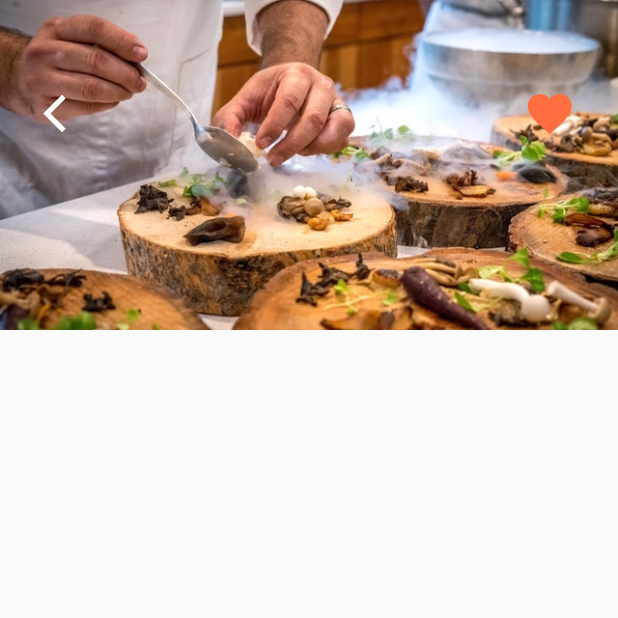
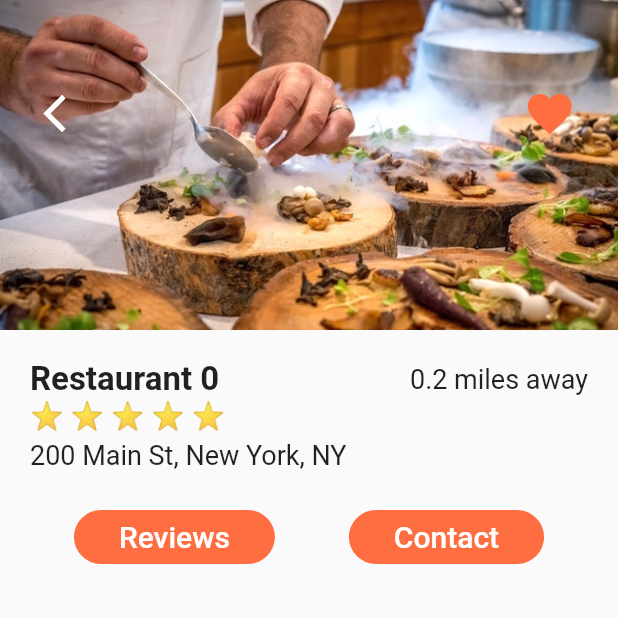
Before and after one commit to RadiRS/flutter-ui, a Flutter app: the screen it shows after launch, after a tap on "Restaurant 0", on a phone screen of 412 x 824 dp, the top half of it. Run offline on Flutter 3.47's test engine with Material 2 defaults, Android fonts, the phone set to English and light mode, and no system bars.

Commit message:
Added info restaurant section & button actions at restaurant screen

```diff
--- a/lib/screens/restauran.screen.dart
+++ b/lib/screens/restauran.screen.dart
@@ -1,5 +1,6 @@
 import 'package:flutter/material.dart';
 import 'package:flutter_ui/models/restaurant.dart';
+import 'package:flutter_ui/widgets/rating_stars.dart';
 
 class RestaurantScreen extends StatefulWidget {
   final Restaurant restaurant;
@@ -52,7 +53,78 @@ class _RestaurantScreenState extends State<RestaurantScreen> {
                     )
                   ],
                 ),
-              )
+              ),
+            ],
+          ),
+          Padding(
+            padding: const EdgeInsets.all(20.0),
+            child: Column(
+              crossAxisAlignment: CrossAxisAlignment.start,
+              children: [
+                Row(
+                  mainAxisAlignment: MainAxisAlignment.spaceBetween,
+                  children: [
+                    Text(
+                      widget.restaurant.name,
+                      style: TextStyle(
+                        fontSize: 22.0,
+                        fontWeight: FontWeight.w600,
+                      ),
+                    ),
+                    Text(
+                      '0.2 miles away',
+                      style: TextStyle(
+                        fontSize: 18.0,
+                      ),
+                    ),
+                  ],
+                ),
+                RatingStars(rating: widget.restaurant.rating),
+                SizedBox(height: 6.0),
+                Text(
+                  widget.restaurant.address,
+                  style: TextStyle(fontSize: 18.0),
+                ),
+              ],
+            ),
+          ),
+          Row(
+            mainAxisAlignment: MainAxisAlignment.spaceEvenly,
+            children: [
+              TextButton(
+                onPressed: () {},
+                style: TextButton.styleFrom(
+                  padding: const EdgeInsets.symmetric(horizontal: 30.0),
+                  backgroundColor: Theme.of(context).primaryColor,
+                  shape: RoundedRectangleBorder(
+                    borderRadius: BorderRadius.circular(19.0),
+                  ),
+                ),
+                child: Text(
+                  'Reviews',
+                  style: TextStyle(
+                    fontSize: 20.0,
+                    color: Colors.white,
+                  ),
+                ),
+              ),
+              TextButton(
+                onPressed: () {},
+                style: TextButton.styleFrom(
+                  padding: const EdgeInsets.symmetric(horizontal: 30.0),
+                  backgroundColor: Theme.of(context).primaryColor,
+                  shape: RoundedRectangleBorder(
+                    borderRadius: BorderRadius.circular(19.0),
+                  ),
+                ),
+                child: Text(
+                  'Contact',
+                  style: TextStyle(
+                    fontSize: 20.0,
+                    color: Colors.white,
+                  ),
+                ),
+              ),
             ],
           )
         ],
```
